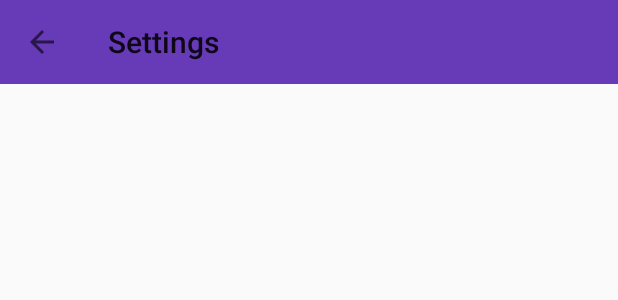
After one commit to ricardonavarrom/mercury, an Android app: the layout settings_toolbar.xml on its own in the app's theme, with its tools: preview values and no code run, on a phone screen of 412 x 824 dp. The commit adds this screen. Shown: the top 300 px of the screen. Run offline under Robolectric (Android 15) with nearby library versions, the phone set to English and light mode, and no system bars.

Commit message:
[UPD] Avanzando con las preferencias de usuario.

```diff
--- /dev/null
+++ b/app/src/main/res/layout/settings_toolbar.xml
@@ -0,0 +1,12 @@
+<?xml version="1.0" encoding="utf-8"?>
+<android.support.v7.widget.Toolbar
+    xmlns:android="http://schemas.android.com/apk/res/android"
+    xmlns:app="http://schemas.android.com/apk/res-auto"
+    android:id="@+id/toolbar"
+    android:layout_width="match_parent"
+    android:layout_height="wrap_content"
+    android:minHeight="?attr/actionBarSize"
+    app:navigationContentDescription="@string/abc_action_bar_up_description"
+    android:background="?attr/colorPrimary"
+    app:navigationIcon="?attr/homeAsUpIndicator"
+    app:title="@string/action_settings" />
--- a/app/src/main/res/values/strings.xml
+++ b/app/src/main/res/values/strings.xml
@@ -4,4 +4,9 @@
     <string name="action_share">Share</string>
     <string name="error.load_artists">Error loading artists</string>
     <string name="title_activity_artist">Artist detail</string>
+    <string name="title_activity_settings">Settings</string>
+
+    <string name="pref_artists_rank_number_label">Artist ranking number</string>
+    <string name="pref_artists_rank_number_key">artistsRankingNumber</string>
+    <string name="pref_artists_rank_number_default" translatable="false">10</string>
 </resources>
```
Also changed, not shown: app/src/main/AndroidManifest.xml (+13 -4 lines), app/src/main/java/com/ricardonavarrom/mercury/MainActivity.java (+12 -0 lines), app/src/main/java/com/ricardonavarrom/mercury/SettingsActivity.java (added, +70 -0 lines), app/src/main/res/values/styles.xml (+5 -2 lines), app/src/main/res/xml/pref_general.xml (added, +13 -0 lines), 1 other file.
